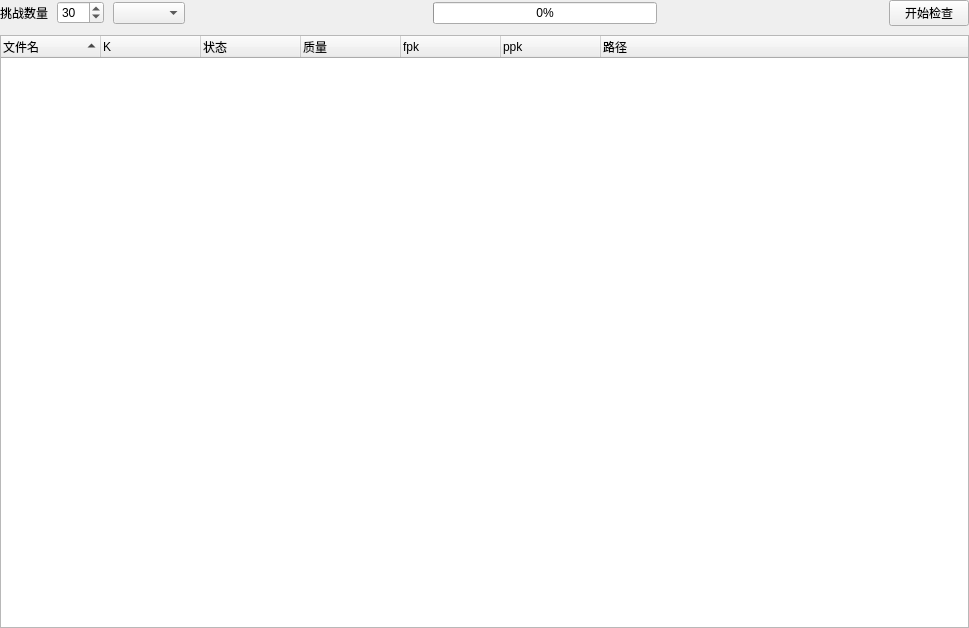
Qt form ui/PlotCheckWidget.ui (penglecn/ChiaTools) before a commit.
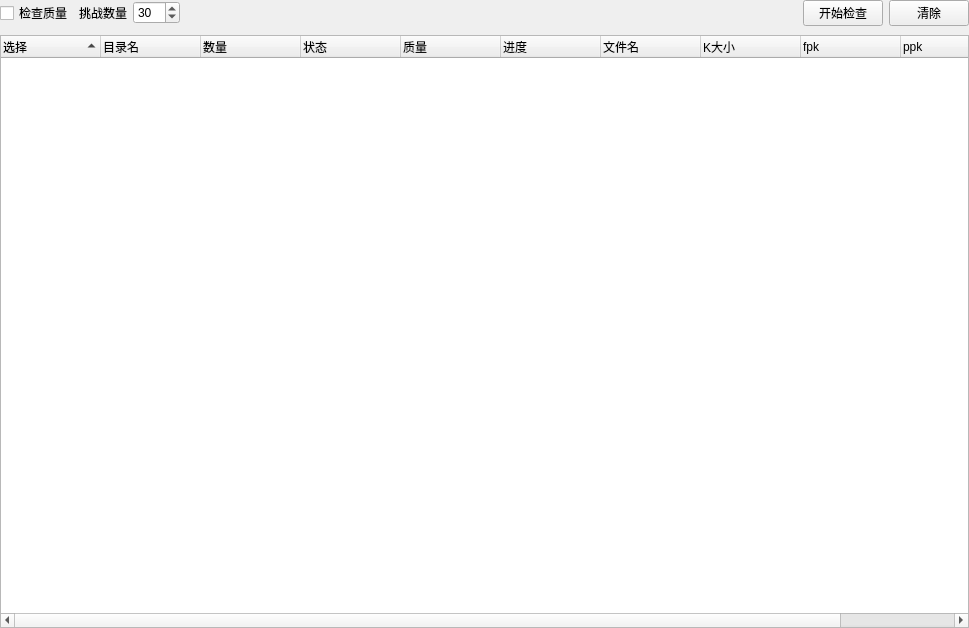
The same form after that commit.

Commit message: 开发检查功能

Patch:
```diff
--- a/ui/PlotCheckWidget.ui
+++ b/ui/PlotCheckWidget.ui
@@ -31,6 +31,16 @@
    </property>
    <item>
     <layout class="QHBoxLayout" name="horizontalLayout">
+     <property name="spacing">
+      <number>6</number>
+     </property>
+     <item>
+      <widget class="QCheckBox" name="checkBoxCheckQuality">
+       <property name="text">
+        <string>检查质量</string>
+       </property>
+      </widget>
+     </item>
      <item>
       <widget class="QLabel" name="label">
        <property name="text">
@@ -51,9 +61,6 @@
        </property>
       </widget>
      </item>
-     <item>
-      <widget class="QComboBox" name="comboBox"/>
-     </item>
      <item>
       <spacer name="horizontalSpacer_2">
        <property name="orientation">
@@ -67,33 +74,6 @@
        </property>
       </spacer>
      </item>
-     <item>
-      <widget class="QLabel" name="labelTotal">
-       <property name="text">
-        <string/>
-       </property>
-      </widget>
-     </item>
-     <item>
-      <widget class="QProgressBar" name="progressCheck">
-       <property name="value">
-        <number>0</number>
-       </property>
-      </widget>
-     </item>
-     <item>
-      <spacer name="horizontalSpacer">
-       <property name="orientation">
-        <enum>Qt::Horizontal</enum>
-       </property>
-       <property name="sizeHint" stdset="0">
-        <size>
-         <width>40</width>
-         <height>20</height>
-        </size>
-       </property>
-      </spacer>
-     </item>
      <item>
       <widget class="QPushButton" name="buttonStart">
        <property name="text">
@@ -101,6 +81,13 @@
        </property>
       </widget>
      </item>
+     <item>
+      <widget class="QPushButton" name="buttonClear">
+       <property name="text">
+        <string>清除</string>
+       </property>
+      </widget>
+     </item>
     </layout>
    </item>
    <item>
@@ -126,8 +113,11 @@
      <property name="selectionBehavior">
       <enum>QAbstractItemView::SelectRows</enum>
      </property>
+     <property name="indentation">
+      <number>20</number>
+     </property>
      <property name="rootIsDecorated">
-      <bool>false</bool>
+      <bool>true</bool>
      </property>
      <property name="itemsExpandable">
       <bool>false</bool>
@@ -137,12 +127,17 @@
      </property>
      <column>
       <property name="text">
-       <string>文件名</string>
+       <string>选择</string>
       </property>
      </column>
      <column>
       <property name="text">
-       <string>K</string>
+       <string>目录名</string>
+      </property>
+     </column>
+     <column>
+      <property name="text">
+       <string>数量</string>
       </property>
      </column>
      <column>
@@ -155,6 +150,21 @@
        <string>质量</string>
       </property>
      </column>
+     <column>
+      <property name="text">
+       <string>进度</string>
+      </property>
+     </column>
+     <column>
+      <property name="text">
+       <string>文件名</string>
+      </property>
+     </column>
+     <column>
+      <property name="text">
+       <string>K大小</string>
+      </property>
+     </column>
      <column>
       <property name="text">
        <string>fpk</string>
@@ -167,7 +177,7 @@
      </column>
      <column>
       <property name="text">
-       <string>路径</string>
+       <string>NFT合约地址</string>
       </property>
      </column>
     </widget>
```
Left out of the diff: 2 changed lines with no effect on the pictures. The commit also changes 4 other files.
